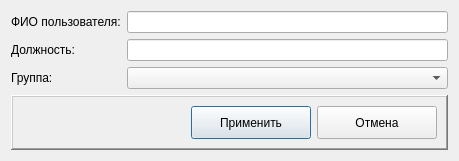
Above: arm_o/d_edituser.ui from levdikandrey/DataCollector before the change. Below: the same form after it.
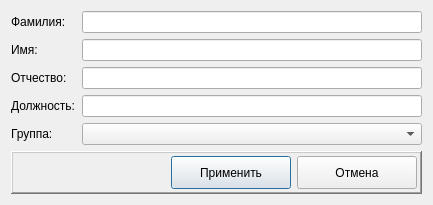
That is the form after the change. Icons and pictures are not drawn.

```diff
--- a/arm_o/d_edituser.ui
+++ b/arm_o/d_edituser.ui
@@ -6,8 +6,8 @@
    <rect>
     <x>0</x>
     <y>0</y>
-    <width>459</width>
-    <height>157</height>
+    <width>433</width>
+    <height>197</height>
    </rect>
   </property>
   <property name="windowTitle">
@@ -17,7 +17,7 @@
    <item row="0" column="0">
     <widget class="QLabel" name="label">
      <property name="text">
-      <string>ФИО пользователя:</string>
+      <string>Фамилия:</string>
      </property>
     </widget>
    </item>
@@ -25,26 +25,46 @@
     <widget class="QLineEdit" name="lineEditName"/>
    </item>
    <item row="1" column="0">
+    <widget class="QLabel" name="label_4">
+     <property name="text">
+      <string>Имя:</string>
+     </property>
+    </widget>
+   </item>
+   <item row="1" column="1">
+    <widget class="QLineEdit" name="lineEditFirstName"/>
+   </item>
+   <item row="2" column="0">
+    <widget class="QLabel" name="label_5">
+     <property name="text">
+      <string>Отчество:</string>
+     </property>
+    </widget>
+   </item>
+   <item row="2" column="1">
+    <widget class="QLineEdit" name="lineEditMiddleName"/>
+   </item>
+   <item row="3" column="0">
     <widget class="QLabel" name="label_3">
      <property name="text">
       <string>Должность:</string>
      </property>
     </widget>
    </item>
-   <item row="1" column="1">
+   <item row="3" column="1">
     <widget class="QLineEdit" name="lineEditPosition"/>
    </item>
-   <item row="2" column="0">
+   <item row="4" column="0">
     <widget class="QLabel" name="label_2">
      <property name="text">
       <string>Группа:</string>
      </property>
     </widget>
    </item>
-   <item row="2" column="1">
+   <item row="4" column="1">
     <widget class="QComboBox" name="comboBoxGroup"/>
    </item>
-   <item row="3" column="1">
+   <item row="5" column="1">
     <spacer name="verticalSpacer">
      <property name="orientation">
       <enum>Qt::Vertical</enum>
@@ -57,7 +77,7 @@
      </property>
     </spacer>
    </item>
-   <item row="4" column="0" colspan="2">
+   <item row="6" column="0" colspan="2">
     <widget class="QFrame" name="frame">
      <property name="sizePolicy">
       <sizepolicy hsizetype="Preferred" vsizetype="Fixed">
@@ -72,6 +92,18 @@
       <enum>QFrame::Raised</enum>
      </property>
      <layout class="QHBoxLayout" name="horizontalLayout">
+      <property name="leftMargin">
+       <number>3</number>
+      </property>
+      <property name="topMargin">
+       <number>3</number>
+      </property>
+      <property name="rightMargin">
+       <number>3</number>
+      </property>
+      <property name="bottomMargin">
+       <number>3</number>
+      </property>
       <item>
        <spacer name="horizontalSpacer">
         <property name="orientation">
```
Left out of the diff: 2 changed lines with no effect on the pictures.
